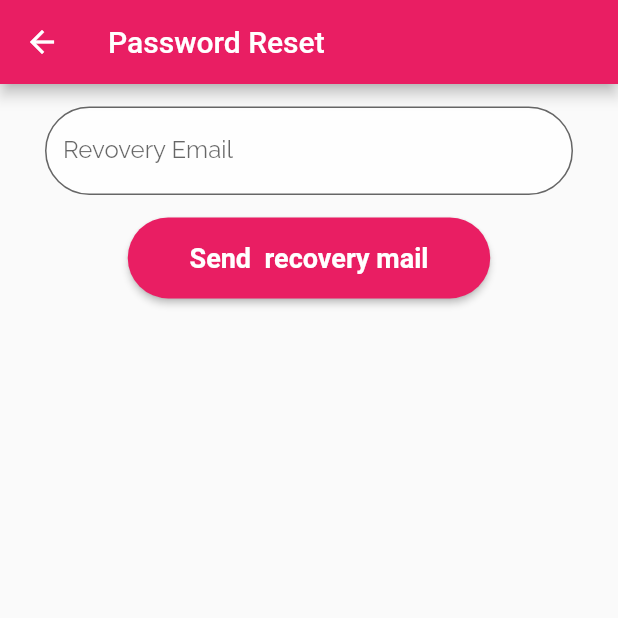
After one commit to NafimAhmed/Nag_Air, a Flutter app: the ForgotPassword screen opened directly, after a tap on an icon or button, on a phone screen of 412 x 824 dp, the top half of it. The commit adds this screen. Run offline on Flutter 3.47's test engine with Material 2 defaults, Android fonts, the phone set to English and light mode, and no system bars; our stand-ins replace barcode_widget, fluentui_system_icons, fluttertoast, get, google_fonts, shared_preferences and 2 more; missing offline and left inert: book_my_seat; accounts and stored records are empty; network calls fail.

Commit message:
Nafim all done   6:00pm 15/05/2023

```diff
--- /dev/null
+++ b/lib/forgot_password.dart
@@ -0,0 +1,197 @@
+
+
+
+
+//import 'dart:convert';
+
+import 'dart:convert';
+
+import 'package:flutter/cupertino.dart';
+import 'package:flutter/material.dart';
+import 'package:fluttertoast/fluttertoast.dart';
+import 'package:google_fonts/google_fonts.dart';
+import 'package:http/http.dart' as http;
+import 'package:sizer/sizer.dart';
+
+
+class ForgotPassword extends StatelessWidget
+{
+
+  TextEditingController emailController=TextEditingController();
+  Map <String, dynamic>? apiMap;
+
+
+  @override
+  Widget build(BuildContext context) {
+    // TODO: implement build
+    return Scaffold(
+
+      appBar: AppBar(
+        title: Text("Password Reset"),
+      ),
+
+      body: Container(
+        child: Column(
+          children: [
+
+
+            Padding(
+              padding: EdgeInsets.fromLTRB(30, 15, 30, 15),
+              child:TextField(
+                maxLines: 1,
+                controller: emailController,
+                decoration: InputDecoration(
+                    labelText: "Revovery Email",
+                    labelStyle: GoogleFonts.raleway(
+
+                    ),
+                    floatingLabelStyle: GoogleFonts.raleway(
+                      fontSize: 30,
+                      fontWeight: FontWeight.bold,
+                      color: Colors.pink,
+
+                    ),
+                    border: OutlineInputBorder(
+                        borderRadius: BorderRadius.circular(30)
+                    ),
+                    filled: true,
+                    fillColor: Colors.white70,
+                    hintText: "Enter eremail to send reset link",
+                    focusedBorder: OutlineInputBorder(
+                        borderRadius: BorderRadius.circular(10),
+                        borderSide: BorderSide(
+                            color: Colors.pink,
+                            width: 1.0
+                        )
+                    )
+                ),
+              ),),
+
+
+
+
+            ElevatedButton(
+              onPressed: () async {
+
+                // if(emailController.text.isEmpty)
+                // {
+                //
+                //   Fluttertoast.showToast(
+                //       msg: "Email is empty",
+                //       toastLength: Toast.LENGTH_SHORT,
+                //       gravity: ToastGravity.CENTER,
+                //       timeInSecForIosWeb: 1,
+                //       textColor: Colors.white,
+                //       fontSize: 16.0
+                //   );
+                //
+                //   return;
+                // }
+
+                // if(passwordController.text.isEmpty)
+                // {
+                //
+                //   Fluttertoast.showToast(
+                //       msg: "Password is empty",
+                //       toastLength: Toast.LENGTH_SHORT,
+                //       gravity: ToastGravity.CENTER,
+                //       timeInSecForIosWeb: 1,
+                //       textColor: Colors.white,
+                //       fontSize: 16.0
+                //   );
+                //
+                //   return;
+                // }
+                // Navigator.pop(context);
+
+                //getUserData();
+
+                Map<String, String> body = {
+                  "email":"${emailController.text}"
+                };
+
+                var response=await http.put(
+                    Uri.parse('https://nag-air-server.vercel.app/api/forgot-password-sys-to-sent-email'),
+                    body: json.encode(body),
+                    headers: {
+                      'Content-Type': 'application/json',
+                      'lang':'en'
+                    }
+                );
+
+                print(response.body);
+                print(response.statusCode);
+
+                //apiMap = jsonDecode(response.body);
+
+                if(response.statusCode==200){
+
+                  // Navigator.push(
+                  //     context,
+                  //     MaterialPageRoute(
+                  //         builder: (context) =>
+                  //             BottomBar(
+                  //               initindx: 0,
+                  //               usersName: "${apiMap?["user"]["name"]}",
+                  //               usersEmail: "${apiMap?["user"]["email"]}",
+                  //               usersID: "${apiMap?["user"]["_id"]}",
+                  //               usersToken: "${apiMap?["token"]}",
+                  //             )
+                  //     )
+                  // );
+                  //
+                  // setNoteData("${apiMap?["token"]}");
+
+                }
+                else{
+
+                  Fluttertoast.showToast(
+                      msg: "${response.body}",
+                      toastLength: Toast.LENGTH_SHORT,
+                      gravity: ToastGravity.CENTER,
+                      timeInSecForIosWeb: 1,
+                      textColor: Colors.white,
+                      fontSize: 16.0
+                  );
+                }
+
+
+                // Navigator.push(
+                //     context,
+                //     MaterialPageRoute(
+                //         builder: (context) =>
+                //             BottomBar(
+                //               initindx: 0,
+                //             )));
+
+                // Get.to(BottomBar(),
+                //     duration: Duration(milliseconds: 500), //duration of transitions, default 1 sec
+                //     transition: Transition.rightToLeft );
+
+
+
+
+              },
+              style: ElevatedButton.styleFrom(
+                padding: EdgeInsets.symmetric(
+                    horizontal: 10.w, vertical: 2.h),
+                backgroundColor: Colors.pink,
+                shape: StadiumBorder(),
+              ),
+              child: Text(
+                "Send  recovery mail",
+                style: TextStyle(color: Colors.white, fontSize: 18,
+                    fontWeight: FontWeight.bold
+                ),
+              ),
+            ),
+
+
+
+          ],
+        ),
+      ),
+    );
+  }
+
+}
--- a/lib/home_page.dart
+++ b/lib/home_page.dart
@@ -178,7 +178,7 @@ class _HomePageState extends State<HomePage> {
 
               Container(
                 margin: EdgeInsets.symmetric(vertical: 20,horizontal: 0),
-                height: 28.h,
+                height: 32.h,
                 width: 100.h,
                 child: Row(
                   children: [
--- a/lib/ticket_view.dart
+++ b/lib/ticket_view.dart
@@ -27,7 +27,7 @@ class TicketView extends StatelessWidget {
         margin: EdgeInsets.only(right: 10.sp),
           child: SizedBox(
         width: 85.w,
-        height: 28.h,//AppLayout.getHeight(175),
+        //height: 28.h,//AppLayout.getHeight(175),
         child: Container(
           //margin: EdgeInsets.only(right: 10),
           child: Column(
--- a/pubspec.yaml
+++ b/pubspec.yaml
@@ -38,6 +38,7 @@ dependencies:
   get: ^4.6.5
   sizer: ^2.0.15
   google_fonts: ^3.0.1
+  shared_preferences: ^2.1.1
   flutter:
     sdk: flutter
 
```
Also changed, not shown: lib/history_page.dart (added, +92 -0 lines), lib/login_page.dart (+18 -1 lines), lib/profile_page.dart (+102 -67 lines), lib/search_page.dart (+4 -46 lines), pubspec.lock, 1 other file.
